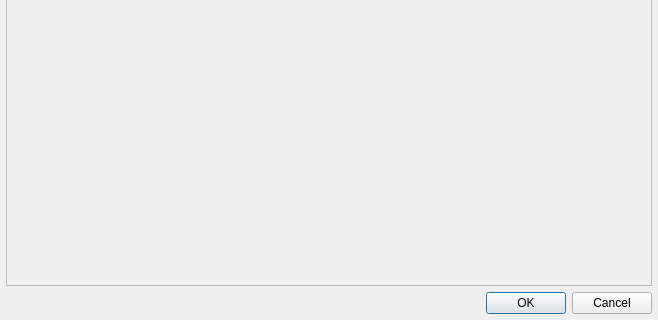
Qt form Tools/ResourceEditor/DataQt/BaseAddEntityDialog.ui (xaoctech/dava.engine) before a commit; both pictures show x 0 to 658 and y 138 to 458 of the 658 by 458 pixel window.
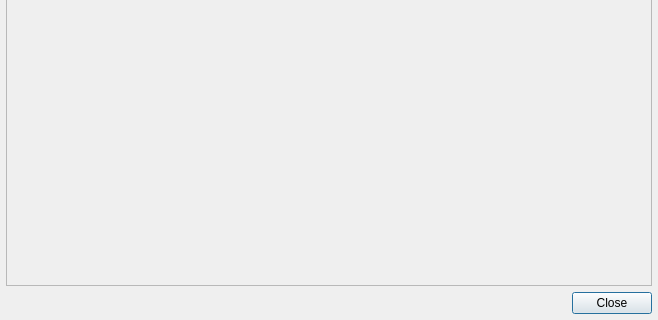
The same form after that commit.

Commit message: Merge branch 'DAVA/DF-2270_BaseAddEntityDialogImprovements'

What changed in the file:
```diff
--- a/Tools/ResourceEditor/DataQt/BaseAddEntityDialog.ui
+++ b/Tools/ResourceEditor/DataQt/BaseAddEntityDialog.ui
@@ -113,8 +113,14 @@
       <layout class="QGridLayout" name="lowerLayOut">
        <item row="0" column="0">
         <widget class="QDialogButtonBox" name="buttonBox">
+         <property name="minimumSize">
+          <size>
+           <width>0</width>
+           <height>0</height>
+          </size>
+         </property>
          <property name="standardButtons">
-          <set>QDialogButtonBox::Cancel|QDialogButtonBox::Ok</set>
+          <set>QDialogButtonBox::Close</set>
          </property>
         </widget>
        </item>
```
The commit also changes 16 other files.
